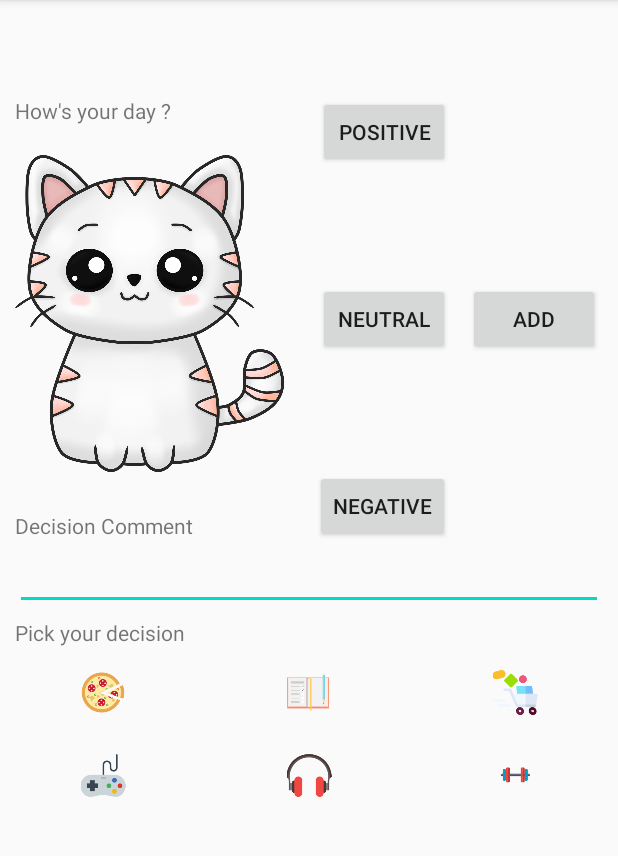
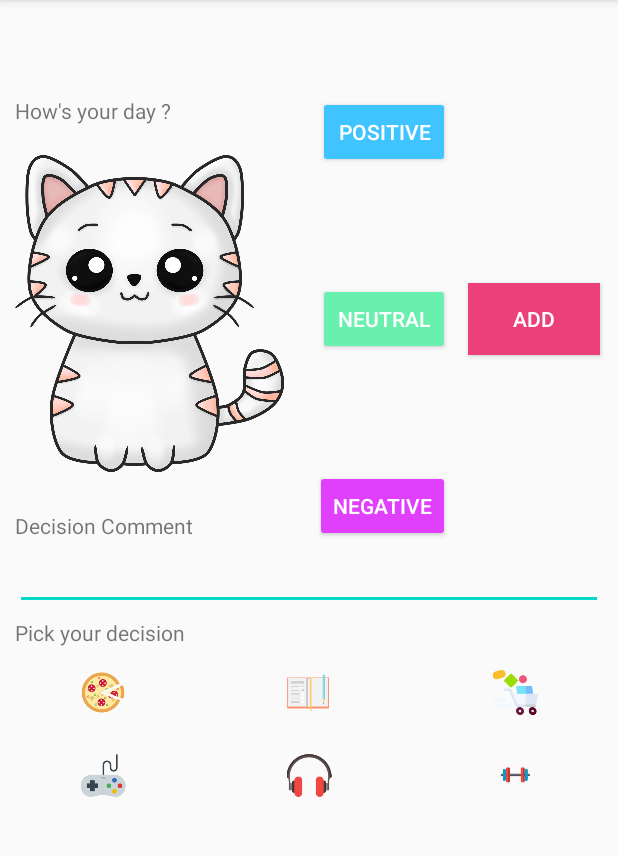
Before and after one commit to ChuhanZhangGit/decision_journal, an Android app: the screen it shows after launch (CreateActivity), on a phone screen of 412 x 824 dp, the part 84-940 px from its top. Run offline under Robolectric (Android 15) with nearby library versions, the phone set to English and light mode, and no system bars.

Commit message:
better colored buttons

```diff
--- a/app/src/main/res/layout/activity_create.xml
+++ b/app/src/main/res/layout/activity_create.xml
@@ -137,16 +137,21 @@
 
     <Button
         android:id="@+id/emotion_positive"
+        style="@android:style/Widget.Material.Button.Colored"
         android:layout_width="wrap_content"
         android:layout_height="wrap_content"
+        android:backgroundTint="#40C4FF"
         android:text="Positive"
         app:layout_constraintEnd_toEndOf="@+id/emotion_neutral"
+        app:layout_constraintStart_toStartOf="@+id/emotion_neutral"
         app:layout_constraintTop_toTopOf="@+id/cat_dialog" />
 
     <Button
         android:id="@+id/emotion_neutral"
+        style="@android:style/Widget.Material.Button.Colored"
         android:layout_width="wrap_content"
         android:layout_height="wrap_content"
+        android:backgroundTint="#69F0AE"
         android:text="Neutral"
         app:layout_constraintBottom_toTopOf="@+id/emotion_negative"
         app:layout_constraintEnd_toStartOf="@+id/decision_add"
@@ -155,16 +160,21 @@
 
     <Button
         android:id="@+id/emotion_negative"
+        style="@android:style/Widget.Material.Button.Colored"
         android:layout_width="wrap_content"
         android:layout_height="wrap_content"
+        android:backgroundTint="#E040FB"
         android:text="Negative"
         app:layout_constraintBottom_toTopOf="@+id/input_decision"
         app:layout_constraintEnd_toEndOf="@+id/emotion_neutral" />
 
     <Button
         android:id="@+id/decision_add"
+        style="@android:style/Widget.Material.Button.Colored"
         android:layout_width="wrap_content"
         android:layout_height="wrap_content"
+
+        android:background="#EC407A"
         android:text="Add"
         app:layout_constraintEnd_toEndOf="parent"
         app:layout_constraintStart_toEndOf="@+id/emotion_neutral"
```
Also changed, not shown: app/src/main/res/drawable/mybutton.xml (added, +9 -0 lines).
